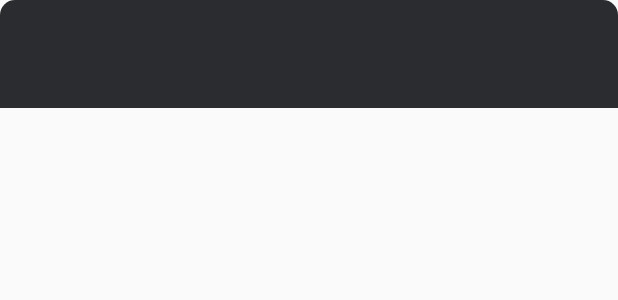
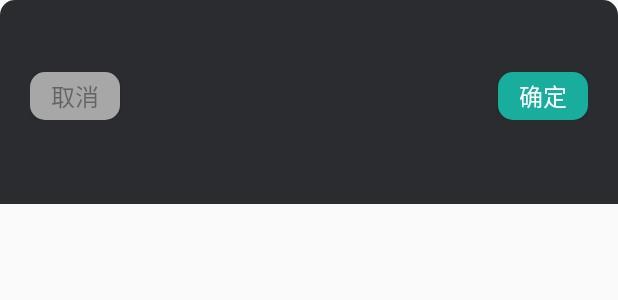
Before and after one commit to cxt520ppgsh/cxtDemo, an Android app: the layout set_asigner_dialog_layout.xml on its own in the app's theme, with its tools: preview values and no code run, on a phone screen of 412 x 824 dp. Shown: the top 300 px of the screen. Run offline under Robolectric (Android 15) with nearby library versions, the phone set to English and light mode, and no system bars.

Commit message:
选择对话框修改

```diff
--- /dev/null
+++ b/app/src/main/res/drawable/main_dialog_bottombar_solid.xml
@@ -0,0 +1,10 @@
+<?xml version="1.0" encoding="utf-8"?>
+<shape
+    xmlns:android="http://schemas.android.com/apk/res/android"
+    android:shape="rectangle">
+    <corners
+        android:radius="10dp"  />
+    <solid
+        android:color="@color/button_gray"/>
+
+</shape>
--- /dev/null
+++ b/app/src/main/res/drawable/main_dialog_bottombar_solid2.xml
@@ -0,0 +1,10 @@
+<?xml version="1.0" encoding="utf-8"?>
+<shape
+    xmlns:android="http://schemas.android.com/apk/res/android"
+    android:shape="rectangle">
+    <corners
+        android:radius="10dp"  />
+    <solid
+        android:color="@color/colorAccent"/>
+
+</shape>
--- a/app/src/main/res/layout/set_asigner_dialog_layout.xml
+++ b/app/src/main/res/layout/set_asigner_dialog_layout.xml
@@ -1,6 +1,6 @@
 <?xml version="1.0" encoding="utf-8"?>
 <LinearLayout xmlns:android="http://schemas.android.com/apk/res/android"
-    android:id="@+id/ll"
+    xmlns:app="http://schemas.android.com/apk/res-auto"
     android:paddingTop="@dimen/margin_medium"
     android:paddingLeft="@dimen/margin_medium_20"
     android:paddingRight="@dimen/margin_medium_20"
@@ -9,4 +9,54 @@
     android:layout_height="wrap_content"
     android:background="@drawable/main_dialog_solid"
     android:orientation="vertical">
+
+    <com.google.android.flexbox.FlexboxLayout
+        android:id="@+id/asigner_lay"
+        android:layout_width="match_parent"
+        android:layout_height="wrap_content"
+        android:layout_marginTop="@dimen/margin_medium"
+        android:layout_marginLeft="@dimen/margin_very_small"
+        android:layout_marginRight="@dimen/margin_very_small"
+        android:layout_marginBottom="@dimen/margin_medium"
+        app:alignContent="flex_start"
+        app:alignItems="flex_start"
+        app:flexDirection="row"
+        app:flexWrap="wrap"
+        app:justifyContent="space_between"
+        />
+
+    <LinearLayout
+        android:layout_width="match_parent"
+        android:layout_height="wrap_content"
+        android:orientation="horizontal"
+        >
+
+        <Button
+            android:id="@+id/cancel_btn"
+            android:layout_width="60dp"
+            android:layout_height="32dp"
+            android:background="@drawable/main_dialog_bottombar_solid"
+            android:text="取消"
+            android:textColor="@color/text_gray_k2"
+            android:textSize="@dimen/text_large" />
+
+        <android.support.v4.widget.Space
+            android:layout_width="0dp"
+            android:layout_height="wrap_content"
+            android:layout_weight="1"
+            />
+
+        <Button
+            android:id="@+id/confirm_btn"
+            android:layout_width="60dp"
+            android:layout_height="32dp"
+            android:layout_alignParentRight="true"
+            android:background="@drawable/main_dialog_bottombar_solid2"
+            android:text="确定"
+            android:textColor="@color/white"
+            android:textSize="@dimen/text_large" />
+
+    </LinearLayout>
+
+
 </LinearLayout>
```
Also changed, not shown: app/build.gradle (+5 -5 lines), app/src/main/java/com/lukou/publishervideo/mvp/home/v/dialog/SetAsignerDialog.java (+29 -84 lines), app/src/main/res/layout/main_dialog_bottom_bar.xml (+15 -13 lines), 1 other file.
